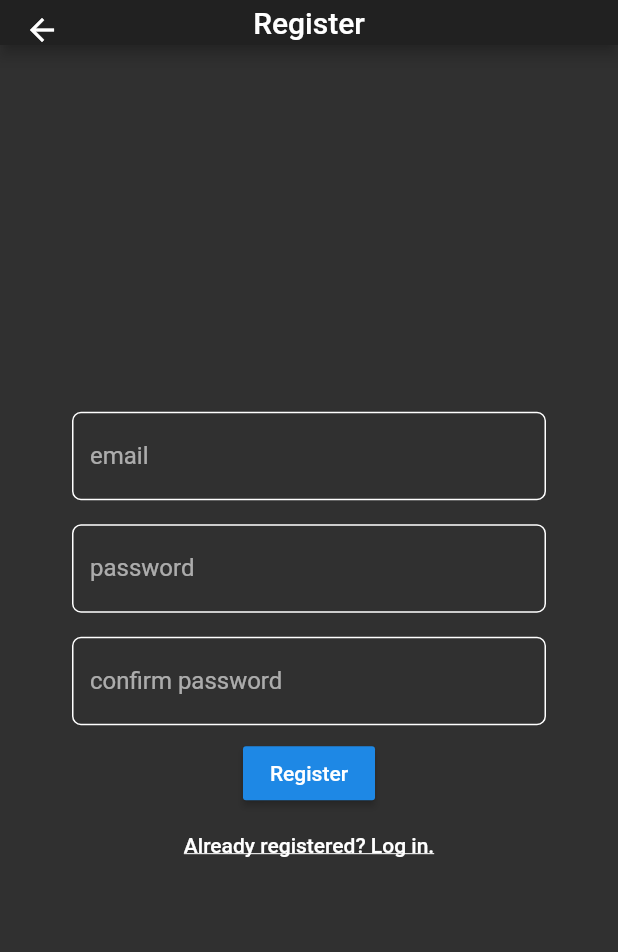
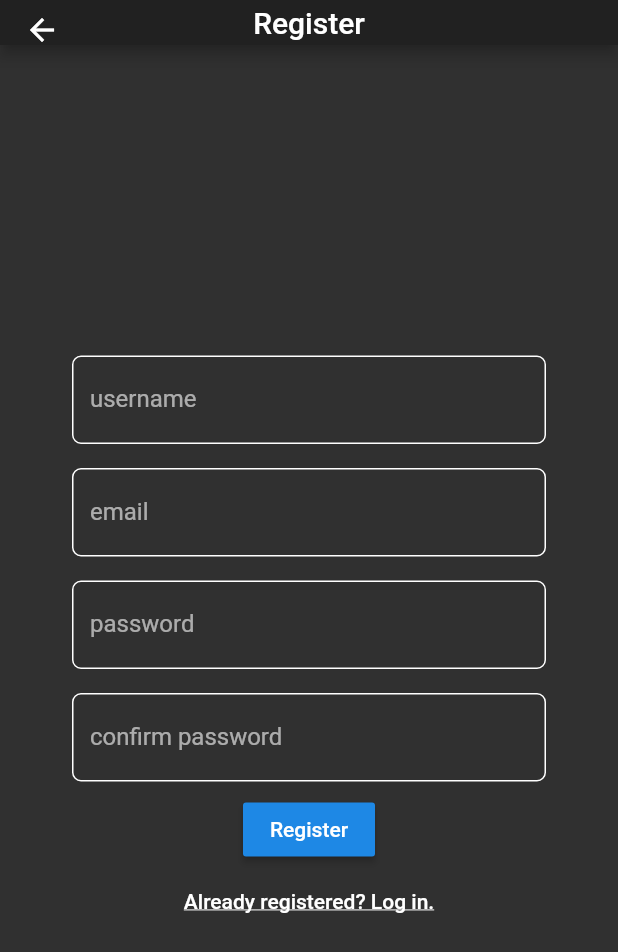
Before and after one commit to algorithmike/eop-mobile, a Flutter app: the screen it shows after launch, after a tap on "Register", on a phone screen of 412 x 824 dp. Shown: the top 952 px of the screen. Run offline on Flutter 3.47's test engine with Material 2 defaults, Android fonts, the phone set to English and light mode, and no system bars; our stand-ins replace flutter_secure_storage, geolocator, graphql_flutter.

Commit message:
login and register page functionality to send queries

```diff
--- a/lib/main.dart
+++ b/lib/main.dart
@@ -1,11 +1,7 @@
 import 'package:flutter/material.dart';
 
 import 'package:eop_mobile/components/GQLClient.dart';
-import 'package:eop_mobile/pages/CreateContentPage.dart';
 import 'package:eop_mobile/pages/LoginPage.dart';
-import 'package:eop_mobile/pages/RegisterPage.dart';
-
-import 'package:eop_mobile/utils/secureStorage.dart';
 
 void main() {
   runApp(Eop());
@@ -17,29 +13,12 @@ class Eop extends StatefulWidget {
 }
 
 class _EopState extends State<Eop> {
-  final secureStorage = SecureStorage();
-
-  String token;
-
-  void getToken() async {
-    token = await secureStorage.getAuthToken();
-  }
-
   @override
   Widget build(BuildContext context) {
-    getToken();
-    print(token);
-
     return GQLClient(
       child: MaterialApp(
         theme: ThemeData.dark(),
-        initialRoute: '/',
-        routes: {
-          '/': (context) => LoginPage(title: 'Log In'),
-          '/createContent': (context) =>
-              CreateContentPage(title: 'Create Content'),
-          '/register': (context) => RegisterPage(title: 'Register'),
-        },
+        home: LoginPage(title: 'Log In'),
       ),
     );
   }
--- a/lib/pages/CreateContentPage.dart
+++ b/lib/pages/CreateContentPage.dart
@@ -5,9 +5,11 @@ import 'package:eop_mobile/utils/secureStorage.dart';
 import 'package:eop_mobile/components/CredentialsInput.dart';
 
 class CreateContentPage extends StatefulWidget {
-  CreateContentPage({Key key, this.title}) : super(key: key);
+  CreateContentPage({Key key, this.title, @required this.token})
+      : super(key: key);
 
   final String title;
+  final String token;
 
   @override
   _CreateContentPageState createState() => _CreateContentPageState();
--- a/lib/pages/LoginPage.dart
+++ b/lib/pages/LoginPage.dart
@@ -1,3 +1,5 @@
+import 'package:eop_mobile/pages/CreateContentPage.dart';
+import 'package:eop_mobile/pages/RegisterPage.dart';
 import 'package:flutter/material.dart';
 import 'package:graphql_flutter/graphql_flutter.dart';
 
@@ -17,12 +19,8 @@ class _LoginPageState extends State<LoginPage> {
   final TextEditingController emailController = TextEditingController();
   final TextEditingController passwordController = TextEditingController();
   final secureStorage = SecureStorage();
-  Color primaryThemeColor = Color(0xFFFF1155);
-  String eopToken;
-
-  @override
-  Widget build(BuildContext context) {
-    String login = """
+  final Color primaryThemeColor = Color(0xFFFF1155);
+  final String login = """
             mutation LogIn(\$email: String!, \$password: String!){
                 login (
                     email: \$email,
@@ -33,6 +31,14 @@ class _LoginPageState extends State<LoginPage> {
             }
     """;
 
+  @override
+  void initState() {
+    // TODO: implement initState
+    super.initState();
+  }
+
+  @override
+  Widget build(BuildContext context) {
     return Scaffold(
       appBar: AppBar(
         centerTitle: true,
@@ -64,29 +70,28 @@ class _LoginPageState extends State<LoginPage> {
               options: MutationOptions(
                 document: gql(login),
                 update: (GraphQLDataProxy cache, QueryResult result) async {
-                  String token = result.data['login']['token'].toString();
+                  if (result.data != null) {
+                    String token = result.data['login']['token'].toString();
 
-                  print(token);
-                  await secureStorage.setAuthToken(token);
+                    await secureStorage.setAuthToken(token);
 
-                  return cache;
-                },
-                onCompleted: (dynamic resultData) {
-                  // print(resultData);
-                  print('Completed');
-                },
-                onError: (dynamic errorData) {
-                  // print(resultData);
-                  print('Error');
-                  print(errorData);
+                    Navigator.push(
+                      context,
+                      MaterialPageRoute(builder: (context) {
+                        return CreateContentPage(
+                            title: 'Create Content', token: token);
+                      }),
+                    );
+                  } else {
+                    print('Unable to log in.');
+                    //TODO: Implement notification of failed login.
+                  }
                 },
               ),
               builder: (RunMutation runMutation, QueryResult result) {
                 return RaisedButton(
                   color: primaryThemeColor,
                   onPressed: () {
-                    print('Log In button pressed.');
-
                     return runMutation({
                       'email': emailController.text, // user.test.two2@email.com
                       'password': passwordController.text // testPassword123
@@ -97,8 +102,27 @@ class _LoginPageState extends State<LoginPage> {
               },
             ),
             FlatButton(
-              onPressed: () {
-                Navigator.pushNamed(context, '/register');
+              onPressed: () async {
+                dynamic token = await Navigator.push(
+                  context,
+                  MaterialPageRoute(builder: (context) {
+                    return RegisterPage(title: 'Register');
+                  }),
+                );
+
+                if (token != null) {
+                  await secureStorage.setAuthToken(token);
+
+                  Navigator.push(
+                    context,
+                    MaterialPageRoute(builder: (context) {
+                      return CreateContentPage(
+                          title: 'Create Content', token: token);
+                    }),
+                  );
+                } else {
+                  print('no token!');
+                }
               },
               child: Text(
                 'Register',
--- a/lib/pages/RegisterPage.dart
+++ b/lib/pages/RegisterPage.dart
@@ -1,4 +1,6 @@
 import 'package:flutter/material.dart';
+import 'package:graphql_flutter/graphql_flutter.dart';
+
 import 'package:eop_mobile/components/CredentialsInput.dart';
 
 class RegisterPage extends StatefulWidget {
@@ -11,6 +13,29 @@ class RegisterPage extends StatefulWidget {
 }
 
 class _RegisterPageState extends State<RegisterPage> {
+  final TextEditingController emailController = TextEditingController();
+  final TextEditingController passwordController = TextEditingController();
+  final TextEditingController confirmPasswordController =
+      TextEditingController();
+  final TextEditingController userNameController = TextEditingController();
+  final String register = """
+            mutation Register(
+              \$email: String!,
+              \$password: String!,
+              \$username: String!
+            ){
+                createUser(
+                    data: {
+                      email: \$email,
+                      password: \$password,
+                      username: \$username
+                    }
+                ){
+                    token
+                }
+            }
+    """;
+
   void _register() {
     print('Register button pushed.');
   }
@@ -27,12 +52,47 @@ class _RegisterPageState extends State<RegisterPage> {
         child: Column(
           mainAxisAlignment: MainAxisAlignment.center,
           children: <Widget>[
-            CredentialsInput(label: 'email'),
-            CredentialsInput(label: 'password'),
-            CredentialsInput(label: 'confirm password'),
-            RaisedButton(
-              onPressed: _register,
-              child: Text('Register'),
+            CredentialsInput(label: 'username', controller: userNameController),
+            CredentialsInput(label: 'email', controller: emailController),
+            CredentialsInput(label: 'password', controller: passwordController),
+            CredentialsInput(
+                label: 'confirm password',
+                controller: confirmPasswordController),
+            Mutation(
+              options: MutationOptions(
+                document: gql(register),
+                update: (GraphQLDataProxy cache, QueryResult result) {
+                  if (result.data != null) {
+                    print(result.data);
+                    String token =
+                        result.data['createUser']['token'].toString();
+
+                    print('Register successful');
+                    Navigator.pop(context, token);
+                  } else {
+                    print('Unable to register.');
+                  }
+                },
+              ),
+              builder: (RunMutation runMutation, QueryResult result) {
+                return RaisedButton(
+                  onPressed: () {
+                    print('Log In button pressed.');
+                    if (passwordController.text ==
+                        confirmPasswordController.text) {
+                      return runMutation({
+                        'email':
+                            emailController.text, // user.test.two2@email.com
+                        'password': passwordController.text, // testPassword123
+                        'username': userNameController.text
+                      });
+                    }
+
+                    print('Passwords don\'t match');
+                  },
+                  child: Text('Register'),
+                );
+              },
             ),
             FlatButton(
               onPressed: () {
```
